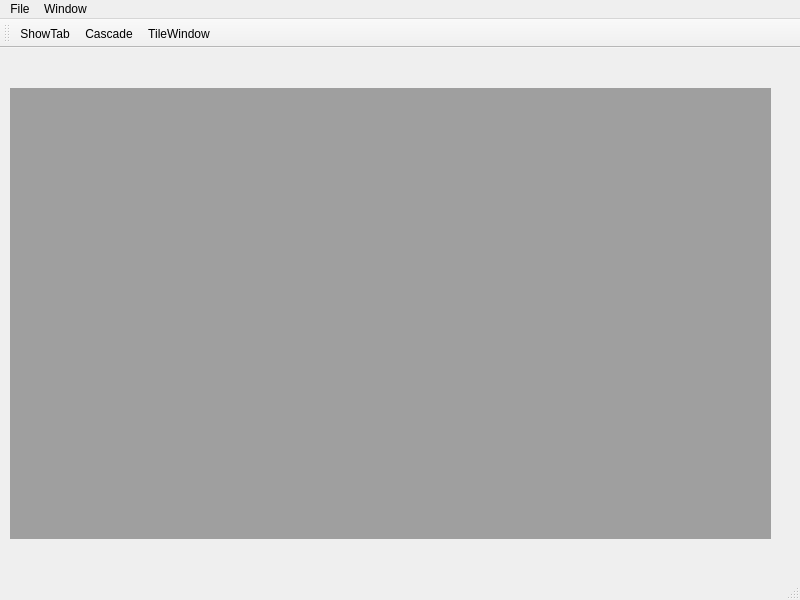
Old version of the form mainwindow.ui in the repository nextuser/qt-moredirs.
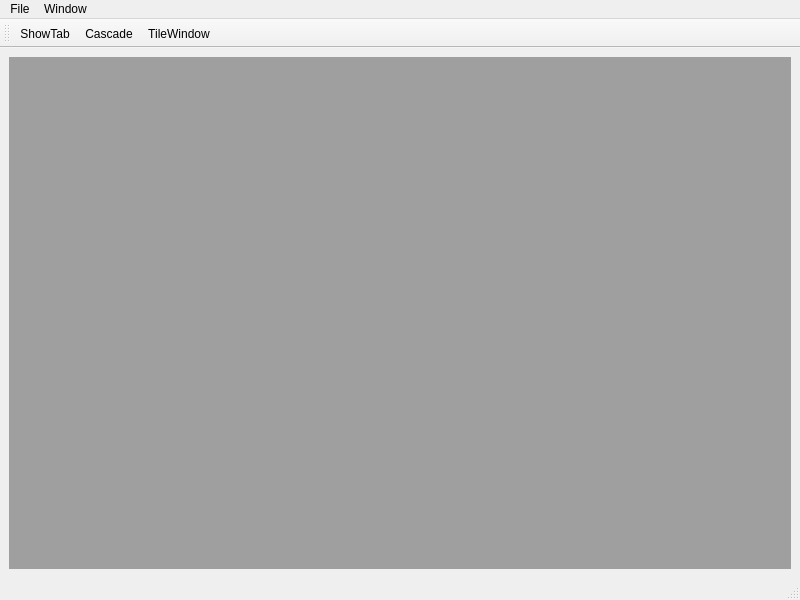
New version of the form. Icons and pictures are not drawn.

The edit to the form file:
```diff
--- a/mainwindow.ui
+++ b/mainwindow.ui
@@ -14,16 +14,11 @@
    <string>MoreDirs</string>
   </property>
   <widget class="QWidget" name="centralwidget">
-   <widget class="QMdiArea" name="mdiArea">
-    <property name="geometry">
-     <rect>
-      <x>10</x>
-      <y>40</y>
-      <width>761</width>
-      <height>451</height>
-     </rect>
-    </property>
-   </widget>
+   <layout class="QVBoxLayout" name="verticalLayout">
+    <item>
+     <widget class="QMdiArea" name="mdiArea"/>
+    </item>
+   </layout>
   </widget>
   <widget class="QMenuBar" name="menubar">
    <property name="geometry">
```
